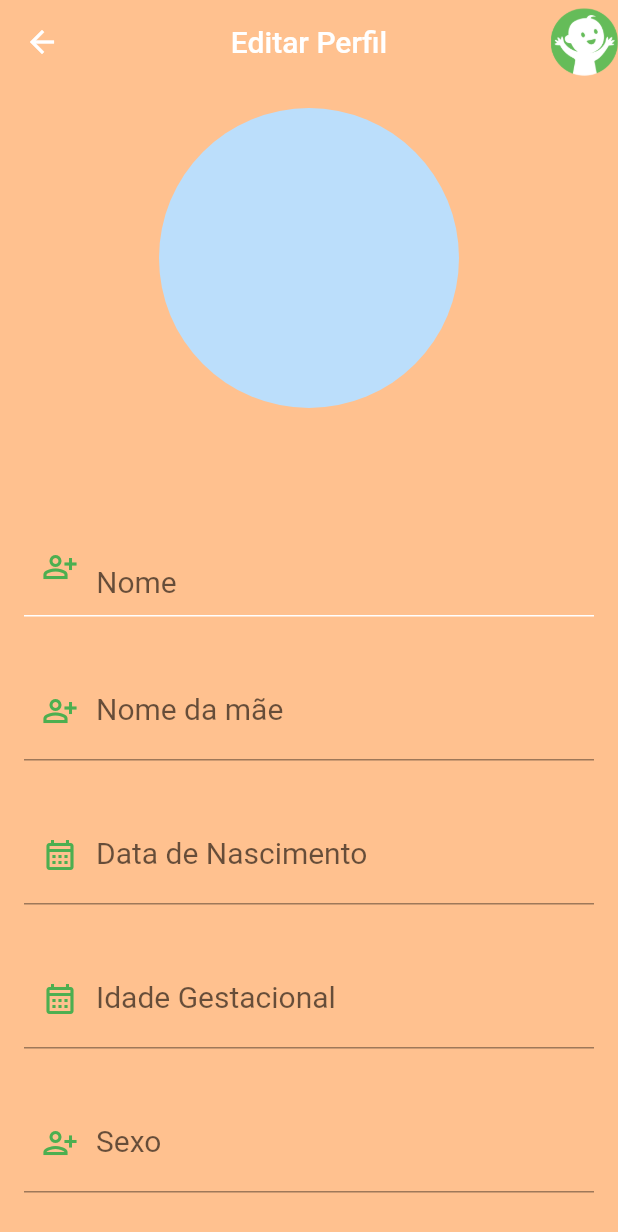
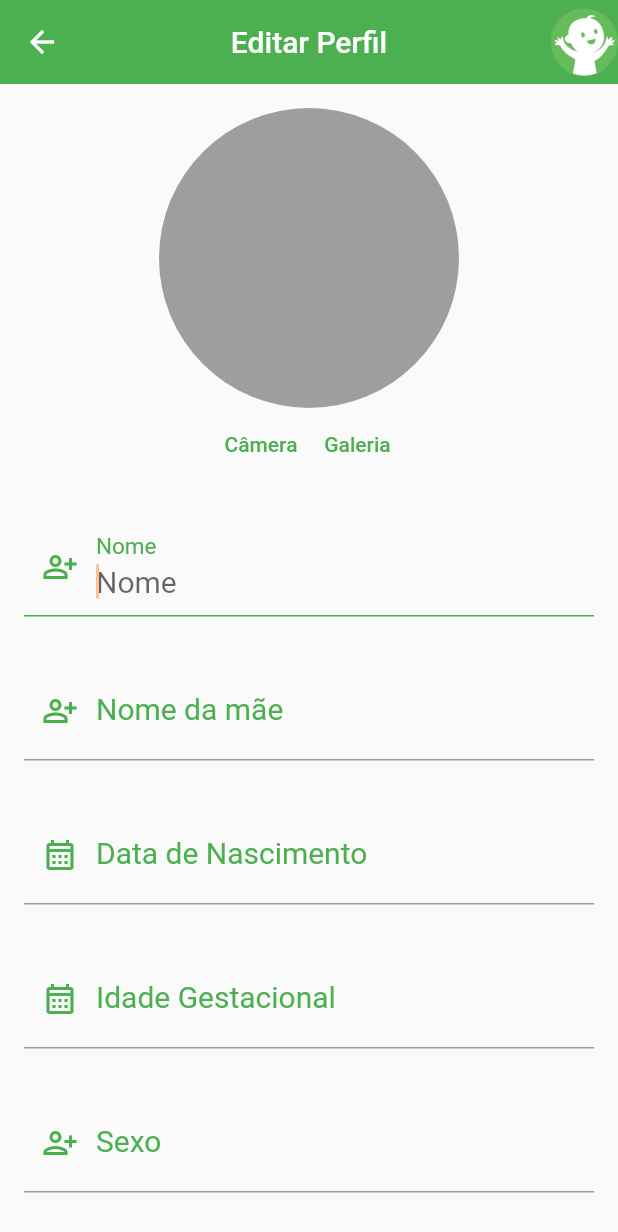
Before and after one commit to UniversoPrematuro/UniversoPrematuro2, a Flutter app: the EditProfile screen opened by its route, after a tap on "Câmera", on a phone screen of 412 x 824 dp. Shown: the top 1232 px of the screen. Run offline on Flutter 3.47's test engine with Material 2 defaults, Android fonts, the phone set to English and light mode, and no system bars; our stand-ins replace cloud_firestore, firebase_auth, firebase_core, firebase_storage, image_picker; accounts and stored records are empty.

```diff
--- a/lib/pages/edit_profile.dart
+++ b/lib/pages/edit_profile.dart
@@ -1,7 +1,13 @@
+import 'package:cloud_firestore/cloud_firestore.dart';
+import 'package:firebase_auth/firebase_auth.dart';
 import 'package:flutter/material.dart';
+import 'package:image_picker/image_picker.dart';
+import 'dart:io';
+import '../models/perfil_model.dart';
+import 'package:firebase_storage/firebase_storage.dart';
 
 class EditProfile extends StatefulWidget {
-  EditProfile({Key? key}) : super(key: key);
+ const EditProfile({Key? key}) : super(key: key);
 
   @override
   State<EditProfile> createState() => _EditProfileState();
@@ -14,8 +20,80 @@ class _EditProfileState extends State<EditProfile> {
   final TextEditingController _controllerBirth = TextEditingController();
   final TextEditingController _controllerGage = TextEditingController();
   final TextEditingController _controllerGender = TextEditingController();
+  XFile? _imagem;
+  String? _idUserLogado;
+  bool? _uploadingImagem = false;
+  String? _urlRecuperada;
+  String? _status;
+
+   _recuperarImagem(bool daCamera) async {
+    ImagePicker _picker = ImagePicker();
+    XFile? imagemSelec;
+    if( daCamera ) {
+      imagemSelec = (await _picker.pickImage(source: ImageSource.camera));
+    } else {
+      imagemSelec = (await _picker.pickImage(source: ImageSource.gallery));
+    }
+    setState(() {
+      _imagem = imagemSelec;
+      if( _imagem != null ){
+        _uploadingImagem = true;
+        _status = "Em progresso";
+        _uploadImagem();
+      }
+    });
+
+  }
+  Future _uploadImagem() async {
+    FirebaseStorage storage = FirebaseStorage.instance;
+    File file = File( _imagem!.path );
+    Reference pastaRaiz = storage.ref();
+    Reference arquivo = pastaRaiz.child("perfil").child("${_idUserLogado!}.jpg");
+
+    UploadTask task = arquivo.putFile(file);
+    //controlar progresso do upload
+    task.snapshotEvents.listen((TaskSnapshot taskSnapshot) {
+      if(taskSnapshot.state == TaskState.running ){
+        setState(() {
+          _uploadingImagem = true;
+          _status = "Em progresso";
+        });
+      } else if (taskSnapshot.state == TaskState.success){
+        _recuperarUrlImg( taskSnapshot );
+        setState(() {
+          _uploadingImagem = false;
+          _status = "Upload com sucesso";
+        });
+      }
+
+    });
+
+    //recuperar url da imagem
+  }
 
 
+  _recuperarUrlImg(TaskSnapshot taskSnapshot) async {
+    String url =  await taskSnapshot.ref.getDownloadURL();
+    print("resultado url: {$url}");
+
+    setState(() {
+      _urlRecuperada = url as Null;
+    });
+  }
+
+  _recuperarDados() async {
+    FirebaseAuth auth = FirebaseAuth.instance;
+    User usuarioLogado = auth.currentUser!;
+    _idUserLogado = usuarioLogado.uid;
+
+
+  }
+
+  @override
+  void initState() {
+    _recuperarDados();
+    super.initState();
+  }
 
 
   @override
@@ -24,7 +102,7 @@ class _EditProfileState extends State<EditProfile> {
       appBar: AppBar(
         title: const Text("Editar Perfil"),
         centerTitle: true,
-        backgroundColor: const Color.fromARGB(255, 255, 193, 143),
+        backgroundColor: Colors.green,
         elevation: 0,
         actions: [Image.asset('images/logo/LogoTop.png', width: 45, height: 20)],
         // leading: IconButton(
@@ -38,27 +116,37 @@ class _EditProfileState extends State<EditProfile> {
         // ),
       ),
       body: Container(
-        decoration:
-          const BoxDecoration(color: Color.fromARGB(255, 255, 193, 143)),
         padding: const EdgeInsets.all(16),
         child: Center(
           child: SingleChildScrollView(
             child: Column(
               children: <Widget>[
-                const CircleAvatar(
+                _uploadingImagem!
+                ? const CircularProgressIndicator()
+                : Container(),
+                CircleAvatar(
                      radius: 100,
-                     backgroundImage: null,
+                     backgroundColor: Colors.grey,
+                     backgroundImage:
+                      _urlRecuperada != null
+                        ? NetworkImage(_urlRecuperada!)
+                        : null
+
                 ),
                 Row(
                   mainAxisAlignment: MainAxisAlignment.center,
                   children: <Widget>[
                     TextButton(
-                      child: const Text("Câmera"),
-                      onPressed: () {},
+                      child: const Text("Câmera", style: TextStyle(color: Colors.green)),
+                      onPressed: () {
+                        _recuperarImagem(true);
+                      },
                     ),
                     TextButton(
-                      child: const Text("Galeria"),
-                      onPressed: () {},
+                      child: const Text("Galeria", style: TextStyle(color: Colors.green)),
+                      onPressed: () {
+                        _recuperarImagem(false);
+                      },
                     ),
                   ],
                 ),
@@ -74,11 +162,11 @@ class _EditProfileState extends State<EditProfile> {
                           decoration: const InputDecoration(
                             focusedBorder: UnderlineInputBorder(
                             borderSide: BorderSide(
-                              color: Colors.white
+                              color: Colors.green
                             )
                           ),
                             hintText: "Nome",
-                            labelText: "Nome",
+                            labelText: "Nome", labelStyle: TextStyle(color: Colors.green),
                             prefixIcon: Icon(Icons.person_add_alt_outlined, color: Colors.green,)),
                         ),
                 ),
@@ -95,11 +183,11 @@ class _EditProfileState extends State<EditProfile> {
                           decoration: const InputDecoration(
                             focusedBorder: UnderlineInputBorder(
                             borderSide: BorderSide(
-                              color: Colors.white
+                              color: Colors.green
                             )
                           ),
                             hintText: "Nome da mãe",
-                            labelText: "Nome da mãe",
+                            labelText: "Nome da mãe", labelStyle: TextStyle(color: Colors.green),
                             prefixIcon: Icon(Icons.person_add_alt_outlined, color: Colors.green,)),
                         ),
                 ),
@@ -116,11 +204,11 @@ class _EditProfileState extends State<EditProfile> {
                           decoration: const InputDecoration(
                             focusedBorder: UnderlineInputBorder(
                             borderSide: BorderSide(
-                              color: Colors.white
+                              color: Colors.green
                             )
                           ),
                               hintText: 'DD/MM/AAAA',
-                              labelText: 'Data de Nascimento',
+                              labelText: 'Data de Nascimento',labelStyle: TextStyle(color: Colors.green),
                             prefixIcon: Icon(Icons.calendar_month_outlined, color: Colors.green,)),
                         ),
                 ),
@@ -137,11 +225,11 @@ class _EditProfileState extends State<EditProfile> {
                           decoration: const InputDecoration(
                             focusedBorder: UnderlineInputBorder(
                             borderSide: BorderSide(
-                              color: Colors.white
+                              color: Colors.green
                             )
                           ),
                             hintText: 'Semanas: SS e Dias: D',
-                            labelText: 'Idade Gestacional',
+                            labelText: 'Idade Gestacional',labelStyle: TextStyle(color: Colors.green),
                             prefixIcon: Icon(Icons.calendar_month_outlined, color: Colors.green,)),
                         ),
                 ),
@@ -158,11 +246,11 @@ class _EditProfileState extends State<EditProfile> {
                           decoration: const InputDecoration(
                             focusedBorder: UnderlineInputBorder(
                             borderSide: BorderSide(
-                              color: Colors.white
+                              color: Colors.green
                             )
                           ),
                             hintText: "Sexo",
-                            labelText: "Sexo",
+                            labelText: "Sexo", labelStyle: TextStyle(color: Colors.green),
                             prefixIcon: Icon(Icons.person_add_alt_1_outlined, color: Colors.green,)),
                         ),
                 ),
--- a/pubspec.yaml
+++ b/pubspec.yaml
@@ -37,6 +37,8 @@ dependencies:
   cloud_firestore: ^3.1.15
   firebase_core: ^1.17.0
   firebase_auth: ^3.3.18
+  image_picker: ^0.8.5+3
+  firebase_storage: ^10.2.16
 
 dev_dependencies:
   flutter_test:
```
Also changed, not shown: pubspec.lock.
